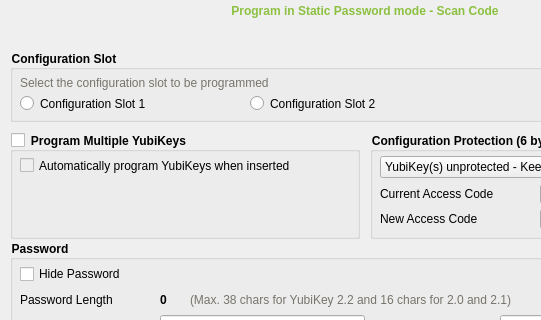
Qt form src/ui/staticpage.ui (Yubico/yubikey-personalization-gui) before a commit; both pictures show x 0 to 541 and y 0 to 320 of the 730 by 650 pixel window.
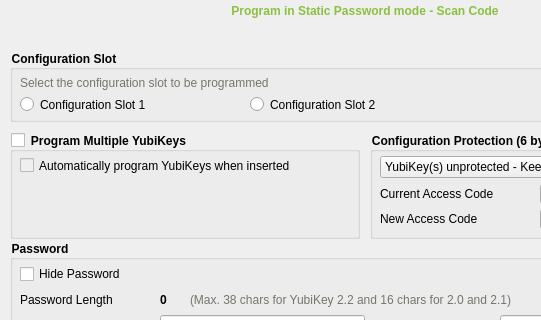
The same form after that commit. Icons and pictures are not drawn.

Commit message: change height of radio buttons so whole button can be seen

```diff
--- a/src/ui/staticpage.ui
+++ b/src/ui/staticpage.ui
@@ -227,7 +227,7 @@
        <x>10</x>
        <y>45</y>
        <width>151</width>
-       <height>17</height>
+       <height>19</height>
       </rect>
      </property>
      <property name="styleSheet">
@@ -243,7 +243,7 @@
        <x>240</x>
        <y>45</y>
        <width>151</width>
-       <height>17</height>
+       <height>19</height>
       </rect>
      </property>
      <property name="styleSheet">
```
Left out of the diff: 4 changed lines with no effect on the pictures. The commit also changes 5 other files.
